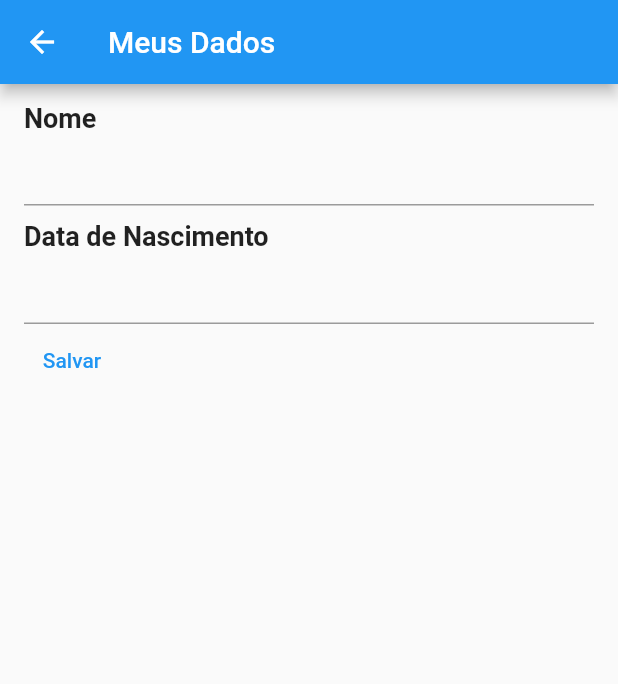
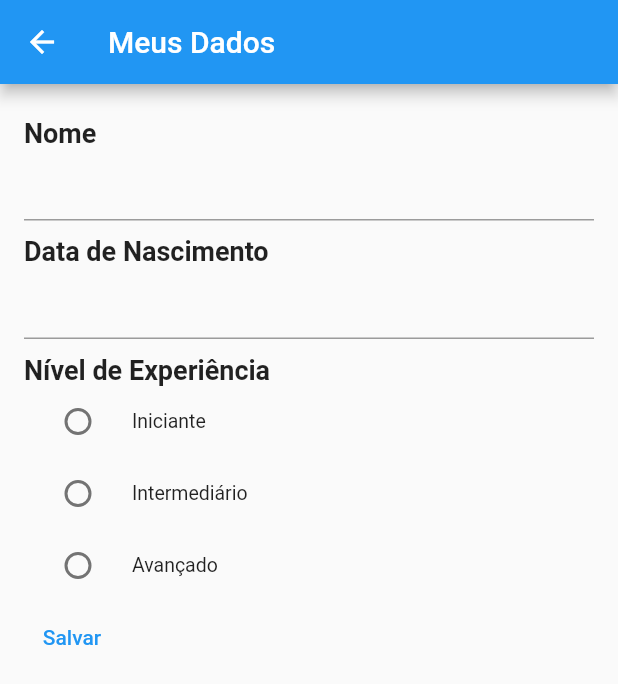
Before and after one commit to marcoamolinaro/FormacaoFlutterSpecialistDIO, a Flutter app: the DadosCadastraisPage screen opened directly, on a phone screen of 412 x 824 dp. Shown: the top 684 px of the screen. Run offline on Flutter 3.47's test engine with Material 2 defaults, Android fonts, the phone set to English and light mode, and no system bars; our stand-ins replace cloud_firestore, firebase_analytics, firebase_core, firebase_crashlytics, firebase_messaging, firebase_remote_config and 3 more; missing offline and left inert: dart:ffi; accounts and stored records are empty; generated files the repository leaves out were written again; network calls fail.

Commit message:
Conhecendo RadioList e Repository

```diff
--- a/trilhaapp/lib/pages/dados_cadastrais_page.dart
+++ b/trilhaapp/lib/pages/dados_cadastrais_page.dart
@@ -1,4 +1,5 @@
 import 'package:flutter/material.dart';
+import 'package:trilhaapp/repositories/nivel_repository.dart';
 import 'package:trilhaapp/shared/widgets/text_label.dart';
 
 class DadosCadastraisPage extends StatefulWidget {
@@ -12,6 +13,15 @@ class _DadosCadastraisPageState extends State<DadosCadastraisPage> {
   var nomeController = TextEditingController(text: "");
   var dataNascimentoController = TextEditingController(text: "");
   DateTime? dataNascimento;
+  var nivelRepository = NivelRepository();
+  var niveis = [];
+  var nivelSelecionado = "";
+
+  @override
+  void initState() {
+    niveis = nivelRepository.retornaNiveis();
+    super.initState();
+  }
 
   @override
   Widget build(BuildContext context) {
@@ -25,9 +35,6 @@ class _DadosCadastraisPageState extends State<DadosCadastraisPage> {
             const TextLabel(texto: "Nome"),
             TextField(
               controller: nomeController,
-            ),
-            const SizedBox(
-              height: 10,
             ),
             const TextLabel(texto: "Data de Nascimento"),
             TextField(
@@ -45,6 +52,23 @@ class _DadosCadastraisPageState extends State<DadosCadastraisPage> {
                 }
               },
             ),
+            const TextLabel(texto: "Nível de Experiência"),
+            Column(
+              children: niveis
+                  .map((nivel) => RadioListTile(
+                      dense: true,
+                      title: Text(nivel.toString()),
+                      selected: nivelSelecionado == nivel.toString(),
+                      value: nivel.toString(),
+                      groupValue: nivelSelecionado,
+                      onChanged: (value) {
+                        print(value);
+                        setState(() {
+                          nivelSelecionado = value.toString();
+                        });
+                      }))
+                  .toList(),
+            ),
             TextButton(
                 onPressed: () {
                   print(nomeController.text);
--- /dev/null
+++ b/trilhaapp/lib/repositories/nivel_repository.dart
@@ -0,0 +1,5 @@
+class NivelRepository {
+  List<String> retornaNiveis() {
+    return ["Iniciante", "Intermediário", "Avançado"];
+  }
+}
--- a/trilhaapp/lib/shared/widgets/text_label.dart
+++ b/trilhaapp/lib/shared/widgets/text_label.dart
@@ -6,9 +6,12 @@ class TextLabel extends StatelessWidget {
 
   @override
   Widget build(BuildContext context) {
-    return Text(
-      texto,
-      style: const TextStyle(fontSize: 18, fontWeight: FontWeight.w700),
+    return Container(
+      margin: const EdgeInsets.only(top: 10),
+      child: Text(
+        texto,
+        style: const TextStyle(fontSize: 18, fontWeight: FontWeight.w700),
+      ),
     );
   }
 }
```
